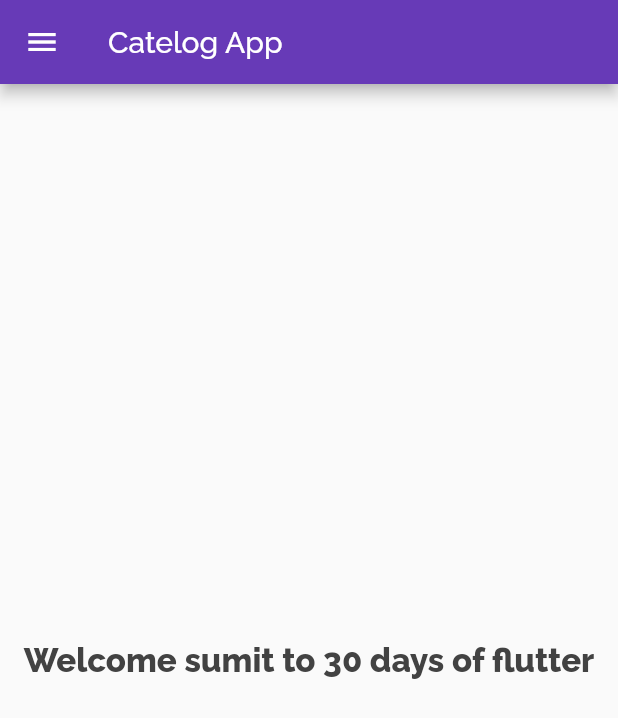
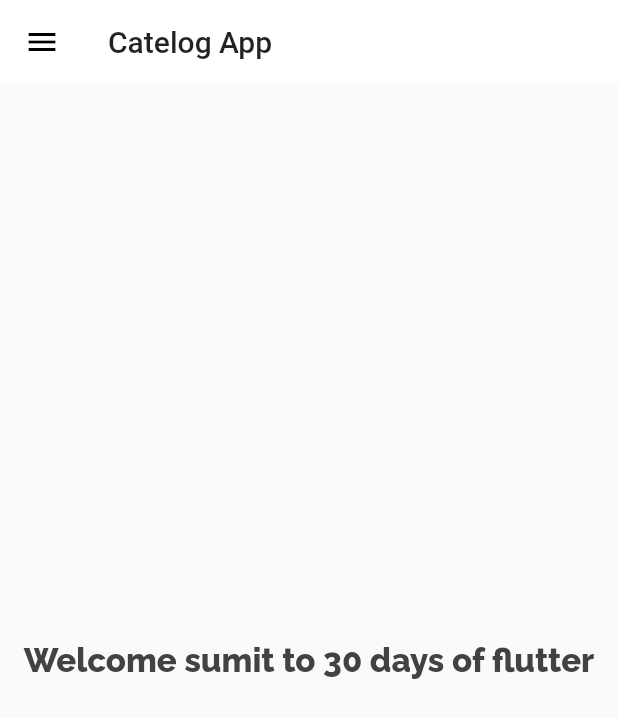
Before and after one commit to sumitsg/30DaysOfFlutter, a Flutter app: the screen it shows after launch, on a phone screen of 412 x 824 dp. Shown: the top 718 px of the screen. Run offline on Flutter 3.47's test engine with Material 2 defaults, Android fonts, the phone set to English and light mode, and no system bars; our stand-ins replace google_fonts.

Commit message:
themes extraxted

```diff
--- a/lib/main.dart
+++ b/lib/main.dart
@@ -2,6 +2,7 @@ import 'package:flutter/material.dart';
 import 'package:flutter_catelog/pages/login_page.dart';
 import 'package:flutter_catelog/pages/home_page.dart';
 import 'package:flutter_catelog/utilities/routes.dart';
+import 'package:flutter_catelog/widgets/themes.dart';
 import 'package:google_fonts/google_fonts.dart';
 
 void main() {
@@ -13,14 +14,9 @@ class MyApp extends StatelessWidget {
   Widget build(BuildContext context) {
     return MaterialApp(
       themeMode: ThemeMode.light,
-      theme: ThemeData(
-        primarySwatch: Colors.deepPurple,
-        fontFamily: GoogleFonts.raleway().fontFamily,
-      ),
       debugShowCheckedModeBanner: false,
-      darkTheme: ThemeData(
-        brightness: Brightness.dark,
-      ),
+      theme: MyTheme.lightTheme(context),
+      darkTheme: MyTheme.darkTheme(context),
       initialRoute: MyRoutes.homeRoute,
       routes: {
         "/": (context) => LoginPage(),
--- a/lib/pages/home_page.dart
+++ b/lib/pages/home_page.dart
@@ -9,7 +9,9 @@ class HomePage extends StatelessWidget {
 
     return Scaffold(
       appBar: AppBar(
-        title: Text("Catelog App"),
+        title: Text(
+          "Catelog App",
+        ),
       ),
       body: Center(
         child: Container(
--- /dev/null
+++ b/lib/widgets/themes.dart
@@ -0,0 +1,17 @@
+import 'package:flutter/material.dart';
+import 'package:google_fonts/google_fonts.dart';
+
+class MyTheme {
+  static ThemeData lightTheme(BuildContext context) => ThemeData(
+      primarySwatch: Colors.deepPurple,
+      fontFamily: GoogleFonts.raleway().fontFamily,
+      appBarTheme: AppBarTheme(
+          color: Colors.white,
+          elevation: 0.0,
+          iconTheme: IconThemeData(color: Colors.black),
+          textTheme: Theme.of(context).textTheme));
+
+  static ThemeData darkTheme(BuildContext context) => ThemeData(
+        brightness: Brightness.dark,
+      );
+}
```
